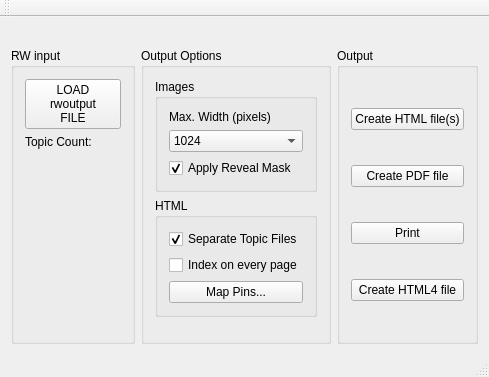
farling42/RWoutput, file mainwindow.ui: the form before one commit.
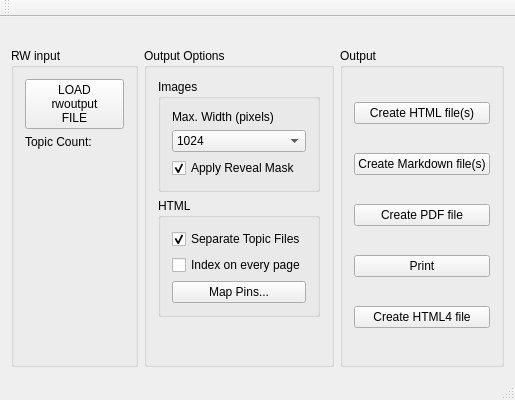
The form after the commit. Icons and pictures are not drawn.

Commit message: Initial support for Obsidian Markdown

The edit to the form file:
```diff
--- a/mainwindow.ui
+++ b/mainwindow.ui
@@ -2,12 +2,15 @@
 <ui version="4.0">
  <class>MainWindow</class>
  <widget class="QMainWindow" name="MainWindow">
+  <property name="enabled">
+   <bool>true</bool>
+  </property>
   <property name="geometry">
    <rect>
     <x>0</x>
     <y>0</y>
-    <width>489</width>
-    <height>377</height>
+    <width>515</width>
+    <height>400</height>
    </rect>
   </property>
   <property name="windowTitle">
@@ -206,6 +209,13 @@
            </property>
           </widget>
          </item>
+         <item>
+          <widget class="QPushButton" name="saveMarkdown">
+           <property name="text">
+            <string>Create Markdown file(s)</string>
+           </property>
+          </widget>
+         </item>
          <item>
           <widget class="QPushButton" name="savePdf">
            <property name="toolTip">
```
Left out of the diff: 4 changed lines with no effect on the pictures. The commit also changes 7 other files.
